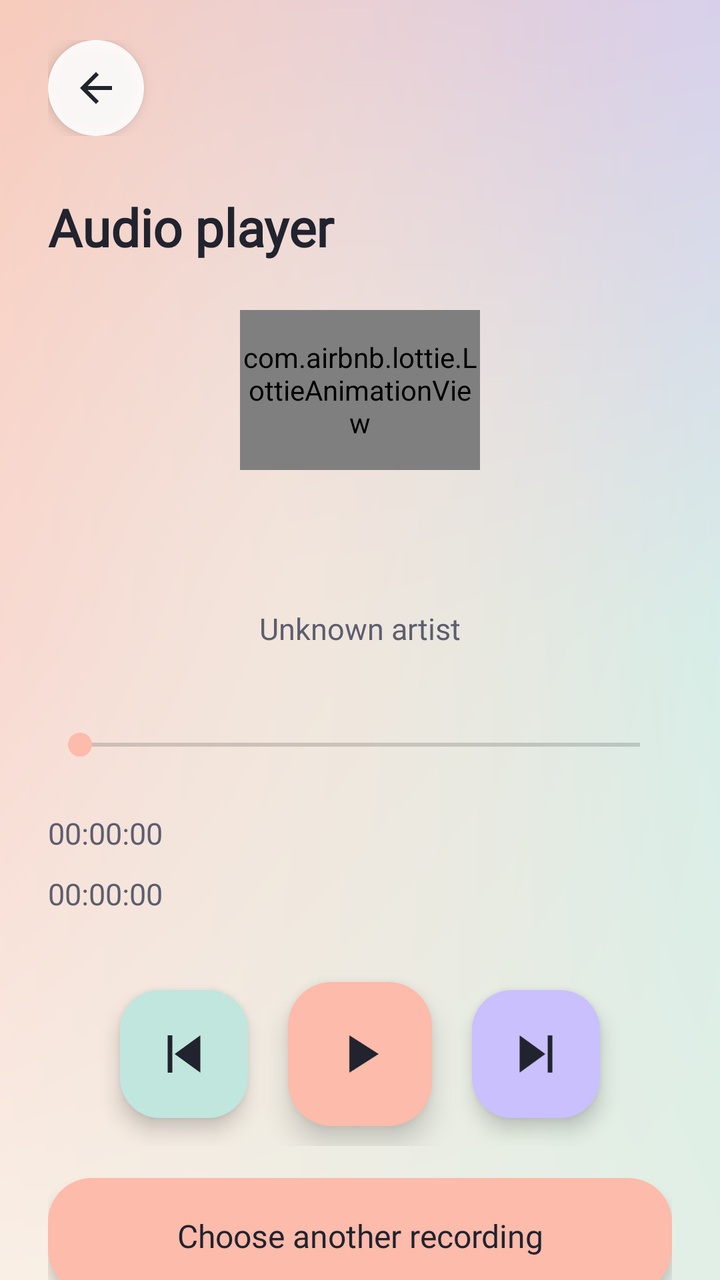
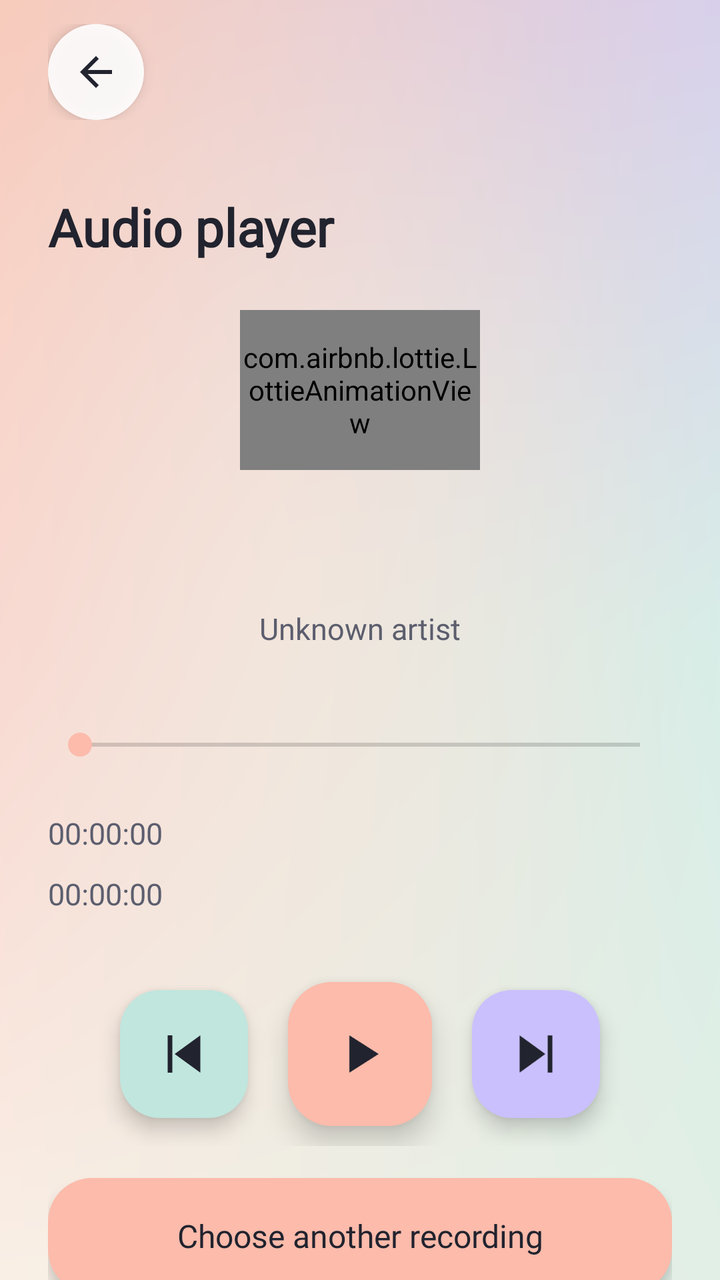

Two renders of the same Android screen: before a commit and after it. Below are the layout's source before the change and the commit's diff.
<!-- AndroidManifest.xml: application theme Theme.DecMictospeaker -->
<!-- res/layout/activity_music_new.xml -->
<?xml version="1.0" encoding="utf-8"?>
<LinearLayout xmlns:android="http://schemas.android.com/apk/res/android"
    xmlns:app="http://schemas.android.com/apk/res-auto"
    android:layout_width="match_parent" android:layout_height="match_parent"
    android:orientation="vertical" android:background="@drawable/bg_pastel_mesh">
    <LinearLayout android:layout_width="match_parent" android:layout_height="wrap_content"
        android:orientation="horizontal" android:gravity="center_vertical" android:paddingStart="24dp" android:paddingTop="20dp" android:paddingEnd="24dp" android:paddingBottom="4dp">
        <ImageButton android:id="@+id/iv_back" style="@style/ToolControlCircleBack"
            android:src="@drawable/tool_back" app:tint="@color/quality_text" android:contentDescription="@string/tool_back"/>
    </LinearLayout>
    <androidx.core.widget.NestedScrollView android:layout_width="match_parent" android:layout_height="0dp"
        android:layout_weight="1" android:fillViewport="true">
        <LinearLayout android:layout_width="match_parent" android:layout_height="wrap_content"
            android:orientation="vertical" android:padding="24dp">
            <TextView android:id="@+id/tv_tittle" style="@style/ToolTitle" android:text="@string/tool_player_title"/>
            <com.airbnb.lottie.LottieAnimationView
                android:id="@+id/lottie_player_equalizer"
                android:layout_width="120dp"
                android:layout_height="80dp"
                android:layout_gravity="center_horizontal"
                android:layout_marginTop="24dp"
                app:lottie_fileName="lottie_equalizer.json"
                app:lottie_loop="true"
                app:lottie_autoPlay="true" />
            <TextView android:id="@+id/textViewTitle" style="@style/ToolTitle" android:layout_marginTop="24dp" android:gravity="center"/>
            <TextView android:id="@+id/textViewArtist" style="@style/ToolBody" android:gravity="center" android:text="@string/tool_unknown_artist"/>
            <SeekBar android:id="@+id/seekBar" android:layout_width="match_parent" android:layout_height="wrap_content"
                android:minHeight="48dp" android:layout_marginTop="24dp" android:thumbTint="@color/quality_accent" android:progressTint="@color/quality_accent"
                android:contentDescription="@string/tool_position"/>
            <TextView android:id="@+id/textViewElapsedTime" style="@style/ToolBody" android:text="@string/tool_timer_initial"/>
            <TextView android:id="@+id/textViewDuration" style="@style/ToolBody" android:text="@string/tool_timer_initial"/>
            <LinearLayout android:layout_width="match_parent" android:layout_height="wrap_content" android:layout_marginTop="24dp" android:gravity="center" android:orientation="horizontal">
                <ImageButton android:id="@+id/imageButtonPre" style="@style/ToolControlMint" android:layout_margin="10dp" android:src="@drawable/tool_previous" app:tint="@color/quality_text" android:contentDescription="@string/tool_previous"/>
                <ImageButton android:id="@+id/imageButtonPlayPause" style="@style/ToolControlPeach" android:layout_margin="10dp" android:src="@drawable/tool_play" app:tint="@color/quality_text" android:contentDescription="@string/tool_play"/>
                <ImageButton android:id="@+id/imageButtonNext" style="@style/ToolControlLavender" android:layout_margin="10dp" android:src="@drawable/tool_next" app:tint="@color/quality_text" android:contentDescription="@string/tool_next"/>
            </LinearLayout>
            <Button android:id="@+id/fab" style="@style/ToolTextButton" android:text="@string/tool_change_audio"/>
            <TextView style="@style/ToolBody" android:text="@string/tool_foreground_note"/>
        </LinearLayout>
    </androidx.core.widget.NestedScrollView>
    <LinearLayout android:id="@+id/nativeLay" android:layout_width="match_parent" android:layout_height="wrap_content"
        android:orientation="vertical" android:gravity="center_horizontal"/>
</LinearLayout>
<!-- resources referenced by this layout -->
<resources>
  <color name="quality_accent">#FCBBAB</color>
  <color name="quality_text">#21232E</color>
  <!-- drawable tool_back (drawable) -->
  <vector xmlns:android="http://schemas.android.com/apk/res/android"
      android:width="24dp"
      android:height="24dp"
      android:viewportWidth="24"
      android:viewportHeight="24">
    <path
        android:fillColor="#21232E"
        android:pathData="M20,11H7.83l5.59,-5.59L12,4l-8,8 8,8 1.41,-1.41L7.83,13H20v-2z"/>
  </vector>
  <!-- drawable tool_next (drawable) -->
  <vector xmlns:android="http://schemas.android.com/apk/res/android" android:width="24dp" android:height="24dp" android:viewportWidth="24" android:viewportHeight="24" android:autoMirrored="false"><path android:fillColor="@color/quality_accent" android:fillType="evenOdd" android:pathData="M17,4h2v16h-2zM5,4l11,8 -11,8z"/></vector>
  <!-- drawable tool_play (drawable) -->
  <vector xmlns:android="http://schemas.android.com/apk/res/android"
      android:width="24dp"
      android:height="24dp"
      android:viewportWidth="24"
      android:viewportHeight="24">
    <path
        android:fillColor="#FFFFFF"
        android:pathData="M8,5v14l11,-7z"/>
  </vector>
  <!-- drawable tool_previous (drawable) -->
  <vector xmlns:android="http://schemas.android.com/apk/res/android" android:width="24dp" android:height="24dp" android:viewportWidth="24" android:viewportHeight="24" android:autoMirrored="false"><path android:fillColor="@color/quality_accent" android:fillType="evenOdd" android:pathData="M5,4h2v16H5zM19,4v16L8,12z"/></vector>
  <string name="tool_back">Back</string>
  <string name="tool_change_audio">Choose another recording</string>
  <string name="tool_foreground_note">Audio is foreground-only. Keep this screen open during use.</string>
  <string name="tool_next">Next track</string>
  <string name="tool_play">Play audio</string>
  <string name="tool_player_title">Audio player</string>
  <string name="tool_position">Playback position</string>
  <string name="tool_previous">Previous track</string>
  <string name="tool_timer_initial" translatable="false">00:00:00</string>
  <string name="tool_unknown_artist">Unknown artist</string>
  <style name="ToolTitle">
          <item name="android:layout_width">match_parent</item>
          <item name="android:layout_height">wrap_content</item>
          <item name="android:textSize">26sp</item>
          <item name="android:textStyle">bold</item>
          <item name="android:fontFamily">@font/poppins_bold</item>
          <item name="android:textColor">@color/quality_text</item>
      </style>
  <color name="quality_secondary">#5C5E6E</color>
  <!-- drawable btn_circle_white (drawable) -->
  <?xml version="1.0" encoding="utf-8"?>
  <ripple xmlns:android="http://schemas.android.com/apk/res/android"
      android:color="@color/pastel_circle_btn_pressed">
      <item>
          <shape android:shape="oval">
              <solid android:color="@color/pastel_circle_btn" />
          </shape>
      </item>
  </ripple>
  <!-- drawable btn_squircle_mint (drawable) -->
  <?xml version="1.0" encoding="utf-8"?>
  <ripple xmlns:android="http://schemas.android.com/apk/res/android"
      android:color="@color/pastel_mint_pressed">
      <item>
          <shape android:shape="rectangle">
              <solid android:color="@color/pastel_mint" />
              <corners android:radius="20dp" />
          </shape>
      </item>
  </ripple>
  <color name="pastel_peach">#FCBBAB</color>
  <color name="pastel_peach_pressed">#F8A693</color>
  <color name="pastel_mint">#C0E6DE</color>
  <color name="pastel_mint_pressed">#A9D8CE</color>
  <color name="pastel_circle_btn_pressed">#D9F0ED</color>
  <color name="pastel_circle_btn">#E6FFFFFF</color>
  <color name="pastel_lavender_pressed">#B8ACF5</color>
  <color name="pastel_lavender">#CAC0FD</color>
  <!-- unchanged entries left out for length: 10 -->
</resources>

<!-- the commit's change to res/layout/activity_music_new.xml (unified diff, before → after) -->
@@ -4,7 +4,7 @@
     android:layout_width="match_parent" android:layout_height="match_parent"
     android:orientation="vertical" android:background="@drawable/bg_pastel_mesh">
     <LinearLayout android:layout_width="match_parent" android:layout_height="wrap_content"
-        android:orientation="horizontal" android:gravity="center_vertical" android:paddingStart="24dp" android:paddingTop="20dp" android:paddingEnd="24dp" android:paddingBottom="4dp">
+        android:orientation="horizontal" android:gravity="center_vertical" android:paddingStart="24dp" android:paddingTop="12dp" android:paddingEnd="24dp" android:paddingBottom="12dp">
         <ImageButton android:id="@+id/iv_back" style="@style/ToolControlCircleBack"
             android:src="@drawable/tool_back" app:tint="@color/quality_text" android:contentDescription="@string/tool_back"/>
     </LinearLayout>
